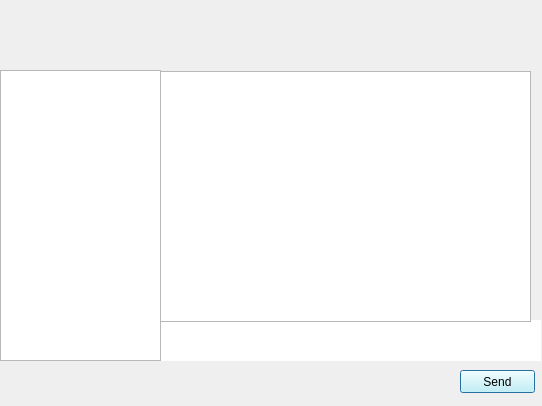
Old version of the form TrialClient/dialog.ui in the repository AnastasiaKoshel/Chat.
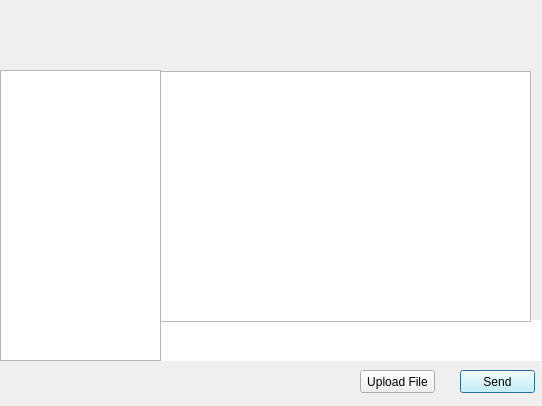
New version of the form.

```diff
--- a/TrialClient/dialog.ui
+++ b/TrialClient/dialog.ui
@@ -104,6 +104,19 @@
     <enum>Qt::LeftToRight</enum>
    </property>
   </widget>
+  <widget class="QPushButton" name="uploadButton">
+   <property name="geometry">
+    <rect>
+     <x>360</x>
+     <y>370</y>
+     <width>75</width>
+     <height>23</height>
+    </rect>
+   </property>
+   <property name="text">
+    <string>Upload File</string>
+   </property>
+  </widget>
  </widget>
  <resources/>
  <connections/>
```
